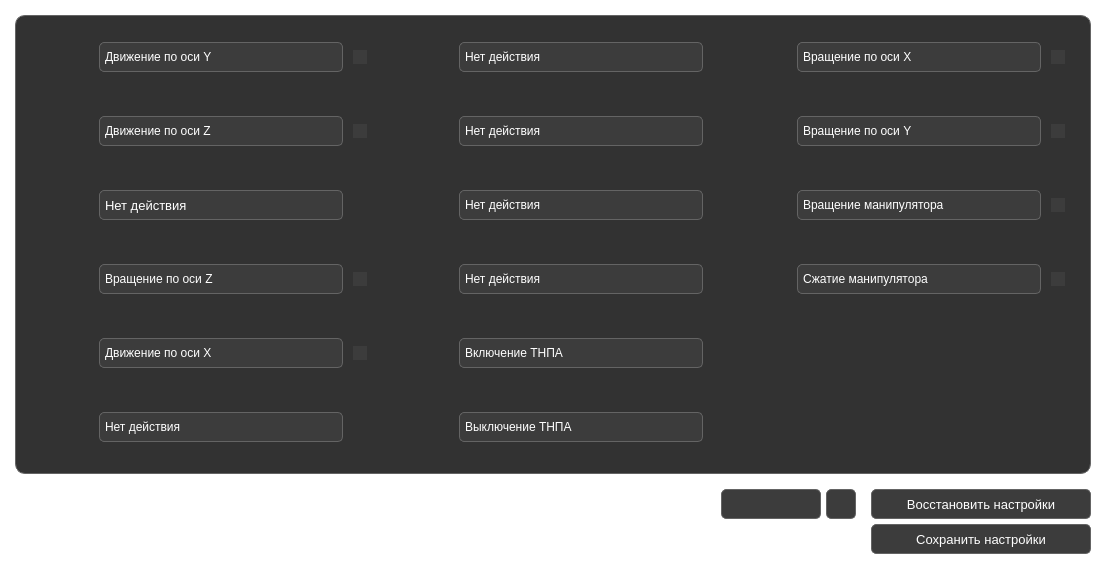
Above: src/ClientApp/Widgets/CommandsSettings/CommandsSettingsWidget.ui from PolarStarWalker/PolarUV-client before the change. Below: the same form after it.
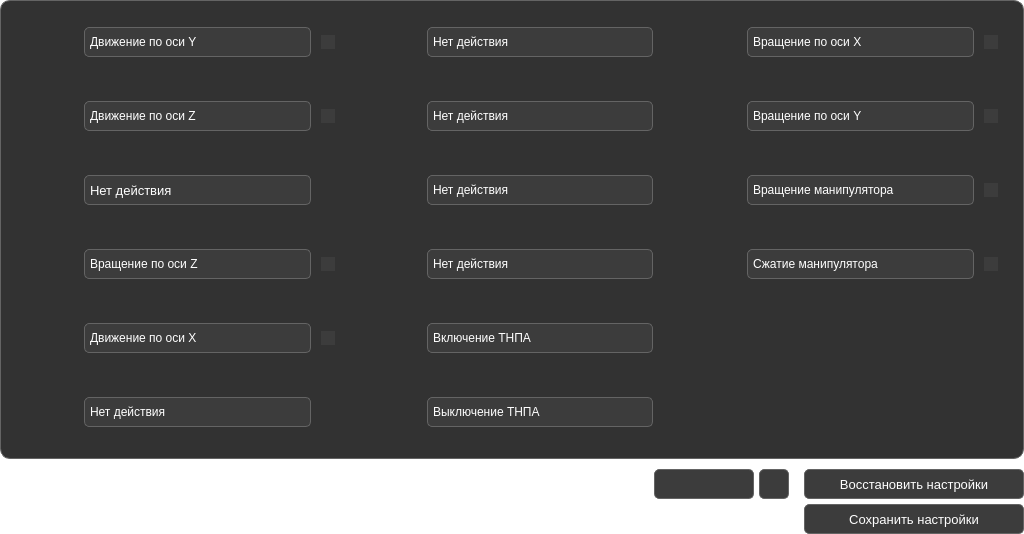
That is the form after the change. Icons and pictures are not drawn.

The edit to the form file:
```diff
--- a/src/ClientApp/Widgets/CommandsSettings/CommandsSettingsWidget.ui
+++ b/src/ClientApp/Widgets/CommandsSettings/CommandsSettingsWidget.ui
@@ -6,10 +6,28 @@
    <rect>
     <x>0</x>
     <y>0</y>
-    <width>1106</width>
-    <height>569</height>
+    <width>1024</width>
+    <height>534</height>
    </rect>
   </property>
+  <property name="sizePolicy">
+   <sizepolicy hsizetype="Fixed" vsizetype="Fixed">
+    <horstretch>0</horstretch>
+    <verstretch>0</verstretch>
+   </sizepolicy>
+  </property>
+  <property name="minimumSize">
+   <size>
+    <width>1024</width>
+    <height>534</height>
+   </size>
+  </property>
+  <property name="maximumSize">
+   <size>
+    <width>1024</width>
+    <height>534</height>
+   </size>
+  </property>
   <property name="windowTitle">
    <string>ClientSettingsWidget</string>
   </property>
@@ -18,16 +36,16 @@
   </property>
   <layout class="QGridLayout" name="gridLayout_4">
    <property name="leftMargin">
-    <number>15</number>
+    <number>0</number>
    </property>
    <property name="topMargin">
-    <number>15</number>
+    <number>0</number>
    </property>
    <property name="rightMargin">
-    <number>15</number>
+    <number>0</number>
    </property>
    <property name="bottomMargin">
-    <number>15</number>
+    <number>0</number>
    </property>
    <property name="horizontalSpacing">
     <number>15</number>
@@ -3822,7 +3840,7 @@
      <property name="sizeHint" stdset="0">
       <size>
        <width>20</width>
-       <height>10</height>
+       <height>5</height>
       </size>
      </property>
     </spacer>
```
